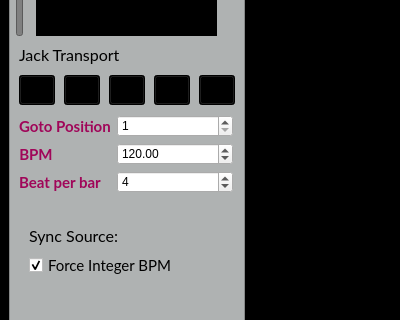
The window that superboucle/gui_ui.ui (Vampouille/superboucle) describes before a commit, drawn with Qt 5; both pictures show x 0 to 400 and y 223 to 543 of the 400 by 917 pixel window.
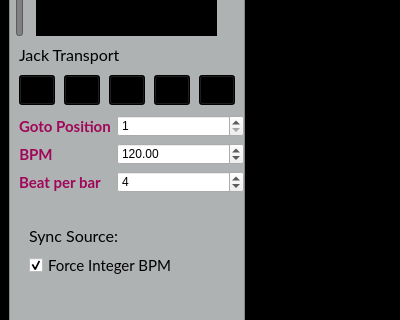
The same window after the commit. Icons and pictures are not drawn. Custom widgets are drawn as their Qt base class.

What changed in the file:
```diff
--- a/superboucle/gui_ui.ui
+++ b/superboucle/gui_ui.ui
@@ -312,7 +312,7 @@
            <rect>
             <x>10</x>
             <y>220</y>
-            <width>214</width>
+            <width>225</width>
             <height>91</height>
            </rect>
           </property>
```
